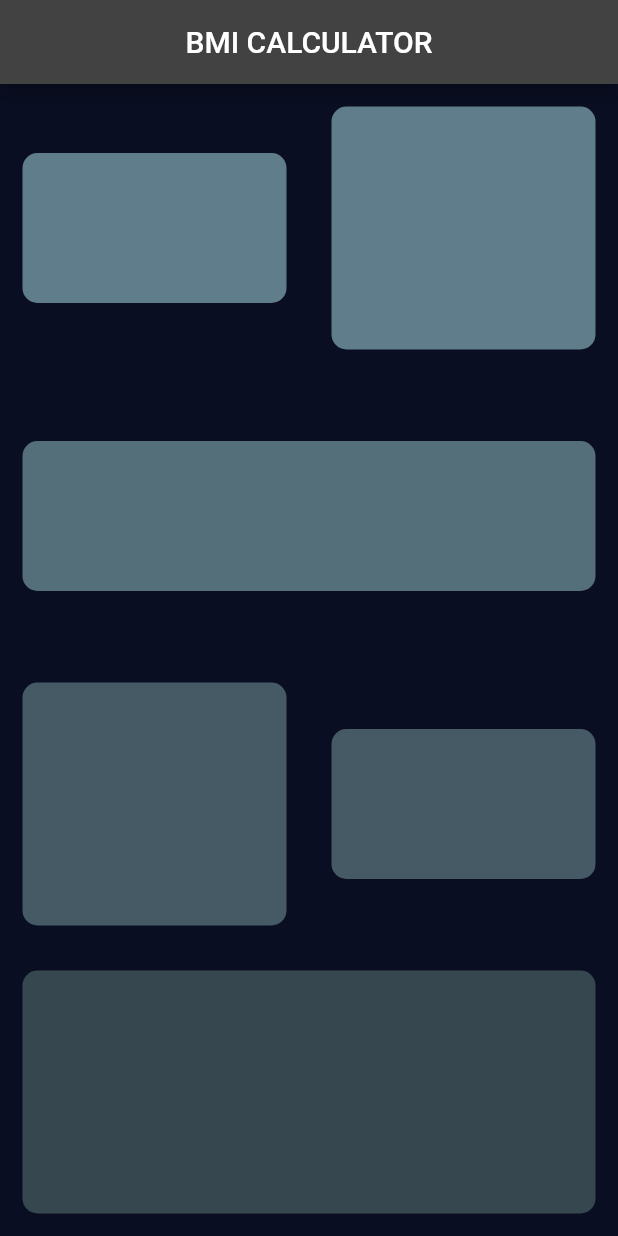
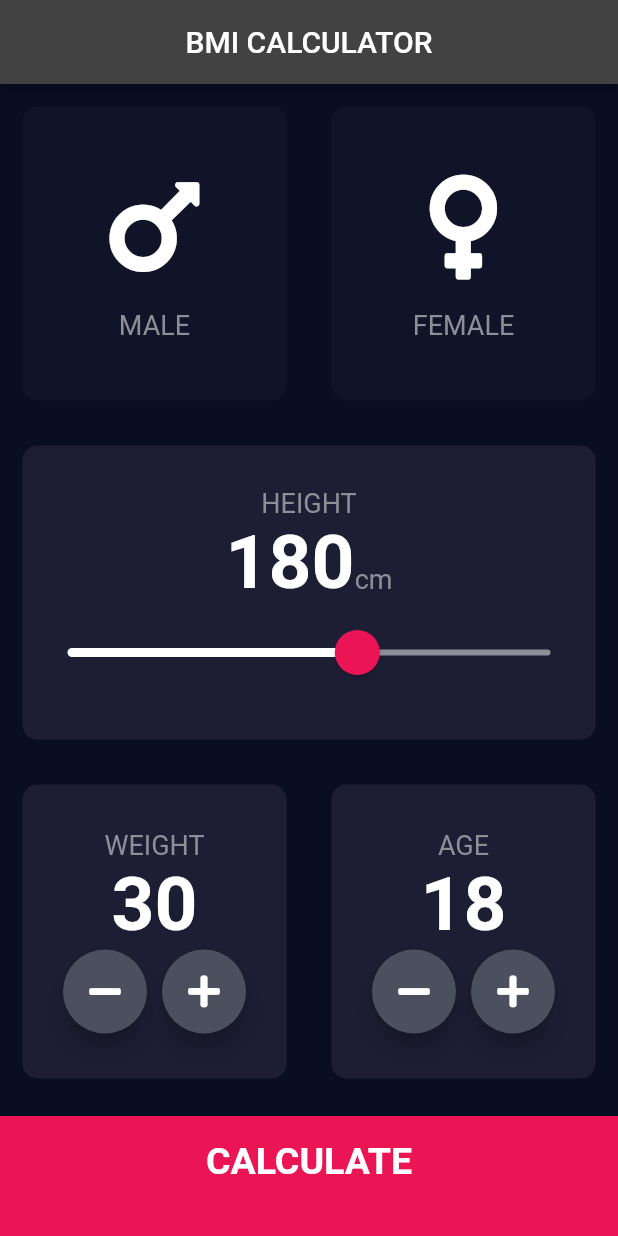
Before and after one commit to fikrihaikal29/praktikum_android, a Flutter app: the screen it shows after launch, on a phone screen of 412 x 824 dp. Run offline on Flutter 3.47's test engine with Material 2 defaults, Android fonts, the phone set to English and light mode, and no system bars; our stand-ins replace font_awesome_flutter.

Commit message:
Tugas Akhir Praktikum Android

```diff
--- /dev/null
+++ b/lib/components/bottom_button.dart
@@ -0,0 +1,29 @@
+import 'package:bmi_calculator_praktikum_k/constant.dart';
+import 'package:flutter/cupertino.dart';
+
+class  BottomButton extends StatelessWidget {
+  const BottomButton({ @required this.buttonText, @required this.onTap});
+
+  final String buttonText;
+  final Function onTap;
+
+  @override
+  Widget build(BuildContext context) {
+    return GestureDetector(
+      onTap: onTap,
+      child: Container(
+        child: Center(
+          child: Text(
+            buttonText,
+            style: kLargeButtonTextStyle,
+          ),
+        ),
+        margin: EdgeInsets.only(top: 10.0),
+        color: kBottomContainerColor,
+        height: kBottomContainerHeight,
+        width: double.infinity,
+        padding: EdgeInsets.only(bottom: 20.0),
+      ),
+    );
+  }
+}
--- /dev/null
+++ b/lib/components/icon_content.dart
@@ -0,0 +1,32 @@
+import 'package:bmi_calculator_praktikum_k/constant.dart';
+import 'package:flutter/material.dart';
+
+class IconContent extends StatelessWidget {
+  const IconContent({
+    @required this.icon,
+    @required this.label,
+  });
+
+  final IconData icon;
+  final String label;
+
+  @override
+  Widget build(BuildContext context) {
+    return Column(
+      mainAxisAlignment: MainAxisAlignment.center,
+      children: [
+        Icon(
+          icon,
+          size: 80.0,
+        ),
+        SizedBox(
+          height: 15.0,
+        ),
+        Text(
+          '$label',
+          style: kLableStyle,
+        ),
+      ],
+    );
+  }
+}
--- /dev/null
+++ b/lib/components/reusable_card.dart
@@ -0,0 +1,26 @@
+import 'package:flutter/material.dart';
+
+class ReusableCard extends StatelessWidget {
+  ReusableCard({@required this.colour, this.cardChild, this.onPress});
+
+  final Color colour;
+  final Widget cardChild;
+  final Function onPress;
+
+  @override
+  Widget build(BuildContext context) {
+    return GestureDetector(
+      onTap: onPress,
+      child: Container(
+        child: cardChild,
+        margin: EdgeInsets.all(15.0),
+        decoration: BoxDecoration(
+          color: colour, //Color(0xFF1D1E33)
+          borderRadius: BorderRadius.circular(10.0),
+        ),
+        height: 200.0,
+        width: 179.0,
+      ),
+    );
+  }
+}
--- /dev/null
+++ b/lib/components/round_button_icon.dart
@@ -0,0 +1,25 @@
+import 'package:flutter/material.dart';
+
+class RoundIconButton extends StatelessWidget {
+  const RoundIconButton({@required this.icon, @required this.onPressed});
+
+  final IconData icon;
+  final Function onPressed;
+
+  @override
+  Widget build(BuildContext context) {
+    return RawMaterialButton(
+      child: Icon(icon),
+      onPressed: () {
+        onPressed();
+      },
+      shape: CircleBorder(),
+      fillColor: Color(0xFF4C4F5E),
+      constraints: BoxConstraints.tightFor(
+        width: 56.0,
+        height: 56.0,
+      ),
+      elevation: 6.0,
+    );
+  }
+}
--- /dev/null
+++ b/lib/constant.dart
@@ -0,0 +1,40 @@
+import 'package:flutter/material.dart';
+
+const kBottomContainerHeight = 80.0;
+const kBottomContainerColor = Color(0xFFEB1555);
+const kActiveCardColor = Color(0xFF1D1E33);
+const kInActiveCardColor = Color(0xFF111328);
+
+const kLableStyle = TextStyle(
+  fontSize: 18.0,
+  color: Color(0xFF8D8E98),
+);
+
+const kNumberTextStyle = TextStyle(
+  fontSize: 50.0,
+  fontWeight: FontWeight.bold,
+);
+
+const kLargeButtonTextStyle = TextStyle(
+  fontSize: 25.0,
+  fontWeight: FontWeight.bold,
+);
+
+const kTitleTextStyle = TextStyle(
+  fontSize: 50.0,
+  fontWeight: FontWeight.bold,
+);
+
+const kResultTextStyle = TextStyle(
+  fontSize: 22.0,
+  fontWeight: FontWeight.bold,
+);
+
+const kBMITextStyle = TextStyle(
+  fontSize: 100.0,
+  fontWeight: FontWeight.bold,
+);
+
+const kBodyTextStyle = TextStyle(
+  fontSize: 22.0,
+);
--- a/lib/input_page.dart
+++ /dev/null
@@ -1,108 +0,0 @@
-import 'package:flutter/material.dart';
-
-class InputPage extends StatefulWidget {
-  const InputPage({Key? key}) : super(key: key);
-
-  @override
-  _InputPageState createState() => _InputPageState();
-}
-
-class _InputPageState extends State<InputPage> {
-  @override
-  Widget build(BuildContext context) {
-    return Scaffold(
-        appBar: AppBar(
-          title: Text('BMI CALCULATOR'),
-          centerTitle: true,
-        ),
-        body: Column(
-          children: [
-            //Widged jenis kelamin
-            Expanded(
-                child: Row(
-              children: [
-                Expanded(
-                  child: ReusableCard(
-                    colour: Colors.blueGrey,
-                    lebar: 100.0,
-                    tinggi: 100.0,
-                  ),
-                ),
-                Expanded(
-                  child: ReusableCard(
-                    colour: Colors.blueGrey,
-                    lebar: 100.0,
-                    tinggi: 200.0,
-                  ),
-                ),
-              ],
-            )),
-            Expanded(
-                child: Row(
-              children: [
-                // Widged tinggi
-                Expanded(
-                  child: ReusableCard(
-                    colour: Colors.blueGrey.shade600,
-                    lebar: 179.0,
-                    tinggi: 100.0,
-                  ),
-                )
-              ],
-            )),
-            Expanded(
-                child: Row(
-              children: [
-                // Widget mengatur berat dan umur
-                Expanded(
-                  child: ReusableCard(
-                    colour: Colors.blueGrey.shade700,
-                    lebar: 100.0,
-                    tinggi: 200.0,
-                  ),
-                ),
-                Expanded(
-                  child: ReusableCard(
-                    colour: Colors.blueGrey.shade700,
-                    lebar: 100.0,
-                    tinggi: 100.0,
-                  ),
-                ),
-              ],
-            )),
-            Expanded(
-                child: Row(
-              children: [
-                // widged mengatur tombol hitung
-                Expanded(
-                  child: ReusableCard(
-                    colour: Colors.blueGrey.shade800,
-                    lebar: 100.0,
-                    tinggi: 200.0,
-                  ),
-                )
-              ],
-            ))
-          ],
-        ));
-  }
-}
-
-class ReusableCard extends StatelessWidget {
-  ReusableCard({required this.colour, required this.tinggi, required this.lebar});
-
-  Color colour;
-  double tinggi, lebar;
-  @override
-  Widget build(BuildContext context) {
-    return Container(
-      margin: EdgeInsets.all(15.0),
-      decoration: BoxDecoration(
-        color: colour, //Color(0xFF1D1E33)
-        borderRadius: BorderRadius.circular(10.0),
-      ),
-      height: tinggi, //200.0,
-      width: lebar, //179.0,
-    );
-  }
-}
--- a/lib/main.dart
+++ b/lib/main.dart
@@ -1,11 +1,10 @@
+import 'package:bmi_calculator_praktikum_k/screens/result_page.dart';
 import 'package:flutter/material.dart';
-import 'input_page.dart';
+import 'screens/input_page.dart';
 
 void main() => runApp(BMIcalculator());
 
 class BMIcalculator extends StatelessWidget {
-  const BMIcalculator({ Key? key }) : super(key: key);
-
   @override
   Widget build(BuildContext context) {
     return MaterialApp(
@@ -14,6 +13,9 @@ class BMIcalculator extends StatelessWidget {
         primaryColor: Color(0xFF0A0E21),
         scaffoldBackgroundColor: Color(0xFF0A0E22),
       ),
+      routes: {
+        ResultPage.routeName: (context) => ResultPage(),
+      },
     );
   }
 }
--- /dev/null
+++ b/lib/screens/calculator_brain.dart
@@ -0,0 +1,35 @@
+import 'dart:math';
+
+class CalculatorBrain{
+  CalculatorBrain({this.height, this.weight});
+
+  final int height;
+  final int weight;
+  double _bmi;
+
+  String calculateBMI(){
+    _bmi = weight / pow(height / 100, 2);
+    return _bmi.toStringAsFixed(1);
+  }
+
+  String getResult() {
+    if(_bmi >= 25){
+      return 'KEGEMUKAN';
+    }else if(_bmi > 18.5){
+      return 'NORMAL';
+    }else{
+      return 'KEKURUSAN';
+    }
+  }
+
+  String getInterPretation()
+  {
+    if(_bmi >= 25) {
+      return "Anda memiliki berat badan yang lebih tinggi dari biasanya. Cobalah berolahraga lebih banyak.";
+    }else if(_bmi > 18.5){
+      return "Anda memiliki berat badan normal. Kerja yang baik!";
+    }else{
+      return "Anda memiliki berat badan yang lebih rendah dari normal. Anda bisa makan sedikit lebih banyak.";
+    }
+  }
+}
--- /dev/null
+++ b/lib/screens/input_page.dart
@@ -0,0 +1,233 @@
+import 'package:bmi_calculator_praktikum_k/components/bottom_button.dart';
+import 'package:bmi_calculator_praktikum_k/components/round_button_icon.dart';
+import 'package:bmi_calculator_praktikum_k/constant.dart';
+import 'package:bmi_calculator_praktikum_k/screens/calculator_brain.dart';
+import 'package:bmi_calculator_praktikum_k/screens/result_page.dart';
+import 'package:flutter/material.dart';
+import 'package:font_awesome_flutter/font_awesome_flutter.dart';
+import '../components/icon_content.dart';
+import '../components/reusable_card.dart';
+
+const bottomContainerHeight = 80.0;
+const activeCardColour = Color (0xFF1D1E33);
+const inActiveCardColour = Color (0xFF111328);
+const bottomContainerColour = Color (0xFFEB1555);
+
+enum Gender{ male, female }
+
+class InputPage extends StatefulWidget {
+  @override
+  _InputPageState createState() => _InputPageState();
+}
+
+class _InputPageState extends State<InputPage> {
+  Gender selectedGender;
+  int height = 180;
+  int weight = 30;
+  int age = 18;
+
+  @override
+  Widget build(BuildContext context) {
+    return Scaffold(
+        appBar: AppBar(
+          title: Text('BMI CALCULATOR'),
+          centerTitle: true,
+        ),
+        body: Column(
+          crossAxisAlignment: CrossAxisAlignment.stretch,
+          children: [
+            //Widged jenis kelamin
+            Expanded(
+                child: Row(
+              children: [
+                Expanded(
+                  child: ReusableCard(
+                    onPress: () {
+                      setState(() {
+                        selectedGender = Gender.male;
+                      });
+                    },
+                    cardChild: IconContent(
+                      icon: FontAwesomeIcons.mars,
+                      label: 'MALE',
+                    ),
+                    colour: selectedGender == Gender.male
+                        ? kActiveCardColor
+                        : kInActiveCardColor,
+                  ),
+                ),
+                Expanded(
+                  child: ReusableCard(
+                    onPress: () {
+                      setState(() {
+                        selectedGender = Gender.male;
+                      });
+                    },
+                    cardChild: IconContent(
+                      icon: FontAwesomeIcons.venus,
+                      label: 'FEMALE',
+                    ),
+                    colour: selectedGender == Gender.female
+                        ? kActiveCardColor
+                        : kInActiveCardColor,
+                  ),
+                ),
+              ],
+            )),
+            Expanded(
+              child: ReusableCard(
+                colour: kActiveCardColor,
+                cardChild: Column(
+                  mainAxisAlignment: MainAxisAlignment.center,
+                  children: [
+                    Text(
+                      'HEIGHT',
+                      style: kLableStyle,
+                    ),
+                    Row(
+                      mainAxisAlignment: MainAxisAlignment.center,
+                      crossAxisAlignment: CrossAxisAlignment.baseline,
+                      textBaseline: TextBaseline.alphabetic,
+                      children: [
+                        Text(
+                          height.toString(),
+                          style: kNumberTextStyle,
+                        ),
+                        Text(
+                          'cm',
+                          style: kLableStyle,
+                        )
+                      ],
+                    ),
+                    SliderTheme(
+                      data: SliderTheme.of(context).copyWith(
+                        activeTrackColor: Colors.white,
+                        inactiveTrackColor: Color(0xFF8D8E98),
+                        thumbColor: Color(0xFFEB1555),
+                        overlayColor: Color(0x29EB1555),
+                        thumbShape:
+                             RoundSliderThumbShape(enabledThumbRadius: 15.0),
+                        overlayShape:
+                             RoundSliderThumbShape(enabledThumbRadius: 30.0),
+                      ),
+                      child: Slider(
+                        value: height.toDouble(),
+                        min: 120.0,
+                        max: 220.0,
+                        onChanged: (double newValue) {
+                          setState(() {
+                            height = newValue.round();
+                          });
+                        },
+                      ),
+                    )
+                  ],
+                ),
+              ),
+            ),
+
+            Expanded(
+                child: Row(
+              children: [
+                // Widget mengatur berat dan umur
+                Expanded(
+                  child: ReusableCard(
+                    colour: kActiveCardColor,
+                    cardChild: Column(
+                      mainAxisAlignment: MainAxisAlignment.center,
+                      children: [
+                        Text(
+                          'WEIGHT',
+                          style: kLableStyle,
+                        ),
+                        Text(
+                          weight.toString(),
+                          style: kNumberTextStyle,
+                        ),
+                        Row(
+                          mainAxisAlignment: MainAxisAlignment.center,
+                          children: [
+                            RoundIconButton(
+                                icon: FontAwesomeIcons.minus,
+                                onPressed: () {
+                                  setState(() {
+                                    if (weight > 30) weight--;
+                                  });
+                                }),
+                            SizedBox(
+                              width: 10.0,
+                            ),
+                            RoundIconButton(
+                                icon: FontAwesomeIcons.plus,
+                                onPressed: () {
+                                  setState(() {
+                                    weight++;
+                                  });
+                                }),
+                          ],
+                        )
+                      ],
+                    ),
+                  ),
+                ),
+                Expanded(
+                  child: ReusableCard(
+                    colour: kActiveCardColor,
+                    cardChild: Column(
+                      mainAxisAlignment: MainAxisAlignment.center,
+                      children: [
+                        Text(
+                          'AGE',
+                          style: kLableStyle,
+                        ),
+                        Text(
+                          age.toString(),
+                          style: kNumberTextStyle,
+                        ),
+                        Row(
+                          mainAxisAlignment: MainAxisAlignment.center,
+                          children: [
+                            RoundIconButton(
+                                icon: FontAwesomeIcons.minus,
+                                onPressed: () {
+                                  setState(() {
+                                    if (age > 1) age--;
+                                  });
+                                }),
+                            SizedBox(
+                              width: 10.0,
+                            ),
+                            RoundIconButton(
+                                icon: FontAwesomeIcons.plus,
+                                onPressed: () {
+                                  setState(() {
+                                    age++;
+                                  });
+                                }),
+                          ],
+                        )
+                      ],
+                    ),
+                  ),
+                ),
+              ],
+            )),
+            BottomButton(
+                buttonText: 'CALCULATE',
+                onTap: (){
+                  CalculatorBrain hitung =
+                      CalculatorBrain(height: height, weight: weight);
+                  Navigator.pushNamed(
+                      context,
+                      ResultPage.routeName,
+                      arguments:ResultPage(
+                        bmiResult: hitung.calculateBMI(),
+                        resultText: hitung.getResult(),
+                        interPretation: hitung.getInterPretation(),
+                      ),
+                    );
+                })
+          ],
+        ));
+  }
+}
--- a/pubspec.yaml
+++ b/pubspec.yaml
@@ -18,7 +18,7 @@ publish_to: 'none' # Remove this line if you wish to publish to pub.dev
 version: 1.0.0+1
 
 environment:
-  sdk: ">=2.12.0 <3.0.0"
+  sdk: ">=2.7.0 <3.0.0"
 
 # Dependencies specify other packages that your package needs in order to work.
 # To automatically upgrade your package dependencies to the latest versions
@@ -34,6 +34,7 @@ dependencies:
   # The following adds the Cupertino Icons font to your application.
   # Use with the CupertinoIcons class for iOS style icons.
   cupertino_icons: ^1.0.2
+  font_awesome_flutter: ^9.2.0
 
 dev_dependencies:
   flutter_test:
```
Also changed, not shown: lib/screens/result_page.dart (added, +77 -0 lines), pubspec.lock, 1 other file.
